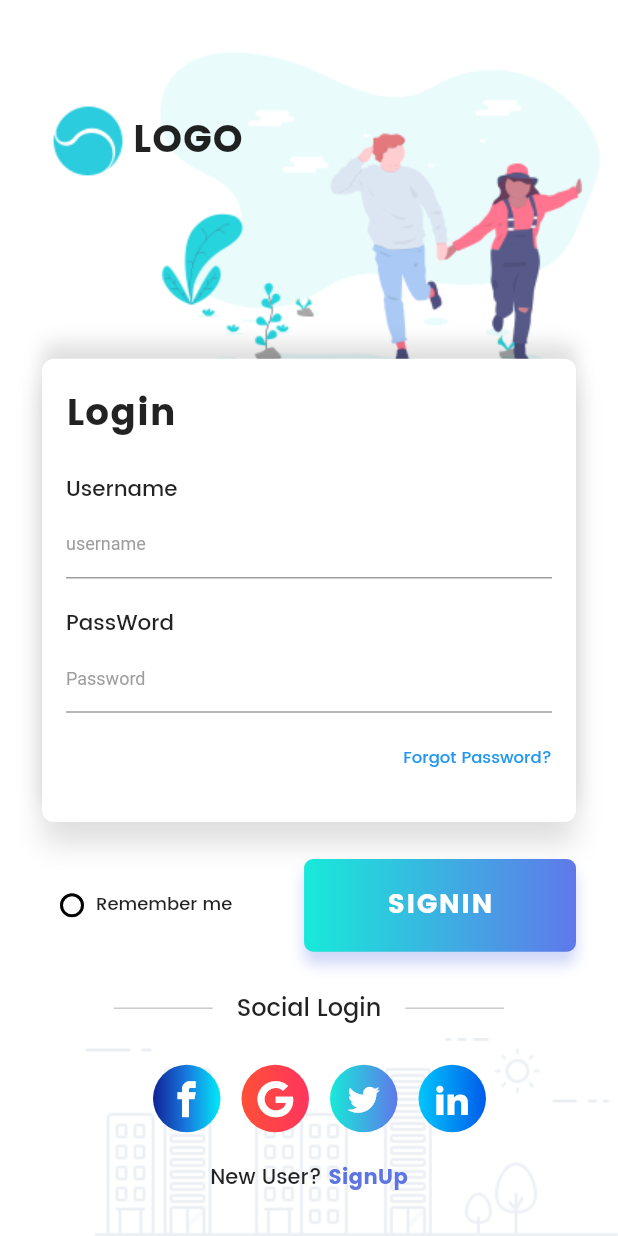
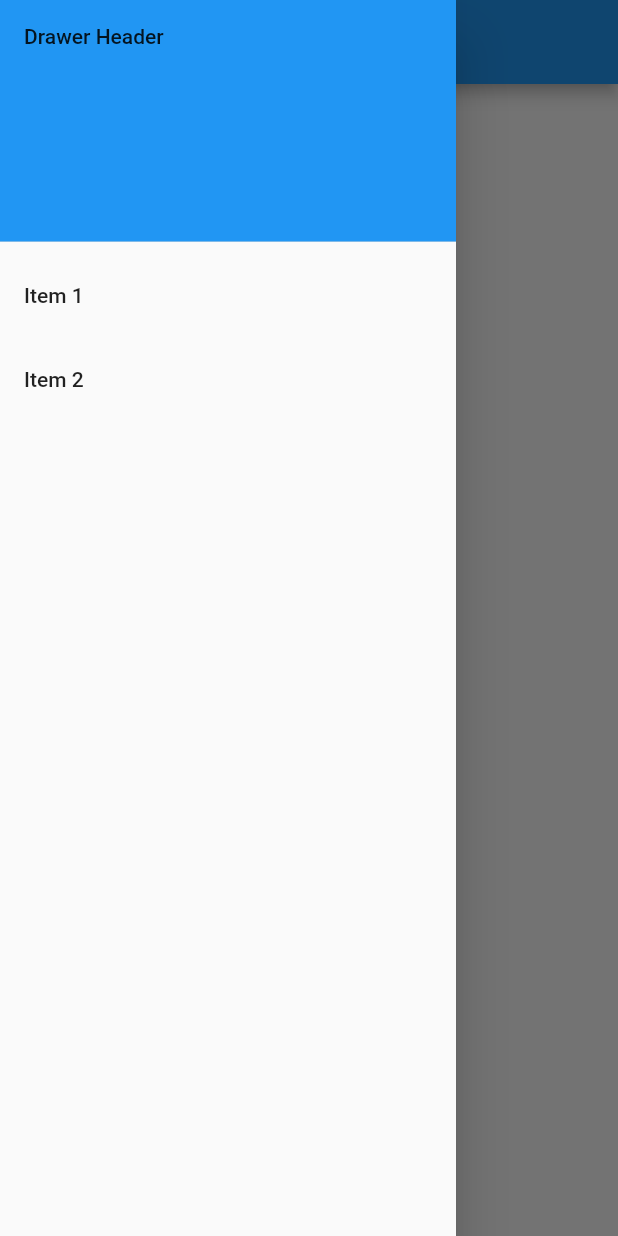
Before and after one commit to Adyletkhan1/chocotrips, a Flutter app: the screen it shows after launch, with the side drawer open (before the commit the screen has no drawer), on a phone screen of 412 x 824 dp. Run offline on Flutter 3.47's test engine with Material 2 defaults, Android fonts, the phone set to English and light mode, and no system bars; our stand-ins replace flutter_screenutil.

Commit message:
scaffold

```diff
--- /dev/null
+++ b/lib/Views/Main.dart
@@ -0,0 +1,50 @@
+import 'package:flutter/material.dart';
+
+class MyHomePage extends StatelessWidget {
+  final String title;
+
+  MyHomePage({Key key, this.title}) : super(key: key);
+
+  @override
+  Widget build(BuildContext context) {
+    return Scaffold(
+      appBar: AppBar(title: Text(title)),
+      body: Center(child: Text('My Page!')),
+      drawer: Drawer(
+        // Add a ListView to the drawer. This ensures the user can scroll
+        // through the options in the drawer if there isn't enough vertical
+        // space to fit everything.
+        child: ListView(
+          // Important: Remove any padding from the ListView.
+          padding: EdgeInsets.zero,
+          children: <Widget>[
+            DrawerHeader(
+              child: Text('Drawer Header'),
+              decoration: BoxDecoration(
+                color: Colors.blue,
+              ),
+            ),
+            ListTile(
+              title: Text('Item 1'),
+              onTap: () {
+                // Update the state of the app
+                // ...
+                // Then close the drawer
+                Navigator.pop(context);
+              },
+            ),
+            ListTile(
+              title: Text('Item 2'),
+              onTap: () {
+                // Update the state of the app
+                // ...
+                // Then close the drawer
+                Navigator.pop(context);
+              },
+            ),
+          ],
+        ),
+      ),
+    );
+  }
+}
--- a/lib/main.dart
+++ b/lib/main.dart
@@ -1,5 +1,6 @@
 import 'package:flutter/material.dart';
 import 'package:flutter_screenutil/flutter_screenutil.dart';
+import 'Views/Main.dart';
 import 'Widgets/FormCard.dart';
 import 'Widgets/SocialIcons.dart';
 import 'CustomIcons.dart';
@@ -51,186 +52,187 @@ class _MyAppState extends State<MyApp> {
 
   @override
   Widget build(BuildContext context) {
-    ScreenUtil.instance = ScreenUtil.getInstance()..init(context);
-    ScreenUtil.instance =
-        ScreenUtil(width: 750, height: 1334, allowFontScaling: true);
-    return new Scaffold(
-      backgroundColor: Colors.white,
-      resizeToAvoidBottomPadding: true,
-      body: Stack(
-        fit: StackFit.expand,
-        children: <Widget>[
-          Column(
-            crossAxisAlignment: CrossAxisAlignment.end,
-            children: <Widget>[
-              Padding(
-                padding: EdgeInsets.only(top: 20.0),
-                child: Image.asset("assets/image_01.png"),
-              ),
-              Expanded(
-                child: Container(),
-              ),
-              Image.asset("assets/image_02.png")
-            ],
-          ),
-          SingleChildScrollView(
-            child: Padding(
-              padding: EdgeInsets.only(left: 28.0, right: 28.0, top: 60.0),
-              child: Column(
-                children: <Widget>[
-                  Row(
-                    children: <Widget>[
-                      Image.asset(
-                        "assets/logo.png",
-                        width: ScreenUtil.getInstance().setWidth(110),
-                        height: ScreenUtil.getInstance().setHeight(110),
-                      ),
-                      Text("LOGO",
-                          style: TextStyle(
-                              fontFamily: "Poppins-Bold",
-                              fontSize: ScreenUtil.getInstance().setSp(46),
-                              letterSpacing: .6,
-                              fontWeight: FontWeight.bold))
-                    ],
-                  ),
-                  SizedBox(
-                    height: ScreenUtil.getInstance().setHeight(180),
-                  ),
-                  FormCard(),
-                  SizedBox(height: ScreenUtil.getInstance().setHeight(40)),
-                  Row(
-                    mainAxisAlignment: MainAxisAlignment.spaceBetween,
-                    children: <Widget>[
-                      Row(
-                        children: <Widget>[
-                          SizedBox(
-                            width: 12.0,
-                          ),
-                          GestureDetector(
-                            onTap: _radio,
-                            child: radioButton(_isSelected),
-                          ),
-                          SizedBox(
-                            width: 8.0,
-                          ),
-                          Text("Remember me",
-                              style: TextStyle(
-                                  fontSize: 12, fontFamily: "Poppins-Medium"))
-                        ],
-                      ),
-                      InkWell(
-                        child: Container(
-                          width: ScreenUtil.getInstance().setWidth(330),
-                          height: ScreenUtil.getInstance().setHeight(100),
-                          decoration: BoxDecoration(
-                              gradient: LinearGradient(colors: [
-                                Color(0xFF17ead9),
-                                Color(0xFF6078ea)
-                              ]),
-                              borderRadius: BorderRadius.circular(6.0),
-                              boxShadow: [
-                                BoxShadow(
-                                    color: Color(0xFF6078ea).withOpacity(.3),
-                                    offset: Offset(0.0, 8.0),
-                                    blurRadius: 8.0)
-                              ]),
-                          child: Material(
-                            color: Colors.transparent,
-                            child: InkWell(
-                              onTap: () {},
-                              child: Center(
-                                child: Text("SIGNIN",
-                                    style: TextStyle(
-                                        color: Colors.white,
-                                        fontFamily: "Poppins-Bold",
-                                        fontSize: 18,
-                                        letterSpacing: 1.0)),
-                              ),
-                            ),
-                          ),
-                        ),
-                      )
-                    ],
-                  ),
-                  SizedBox(
-                    height: ScreenUtil.getInstance().setHeight(40),
-                  ),
-                  Row(
-                    mainAxisAlignment: MainAxisAlignment.center,
-                    children: <Widget>[
-                      horizontalLine(),
-                      Text("Social Login",
-                          style: TextStyle(
-                              fontSize: 16.0, fontFamily: "Poppins-Medium")),
-                      horizontalLine()
-                    ],
-                  ),
-                  SizedBox(
-                    height: ScreenUtil.getInstance().setHeight(40),
-                  ),
-                  Row(
-                    mainAxisAlignment: MainAxisAlignment.center,
-                    children: <Widget>[
-                      SocialIcon(
-                        colors: [
-                          Color(0xFF102397),
-                          Color(0xFF187adf),
-                          Color(0xFF00eaf8),
-                        ],
-                        iconData: CustomIcons.facebook,
-                        onPressed: () {},
-                      ),
-                      SocialIcon(
-                        colors: [
-                          Color(0xFFff4f38),
-                          Color(0xFFff355d),
-                        ],
-                        iconData: CustomIcons.googlePlus,
-                        onPressed: () {},
-                      ),
-                      SocialIcon(
-                        colors: [
-                          Color(0xFF17ead9),
-                          Color(0xFF6078ea),
-                        ],
-                        iconData: CustomIcons.twitter,
-                        onPressed: () {},
-                      ),
-                      SocialIcon(
-                        colors: [
-                          Color(0xFF00c6fb),
-                          Color(0xFF005bea),
-                        ],
-                        iconData: CustomIcons.linkedin,
-                        onPressed: () {},
-                      )
-                    ],
-                  ),
-                  SizedBox(
-                    height: ScreenUtil.getInstance().setHeight(30),
-                  ),
-                  Row(
-                    mainAxisAlignment: MainAxisAlignment.center,
-                    children: <Widget>[
-                      Text(
-                        "New User? ",
-                        style: TextStyle(fontFamily: "Poppins-Medium"),
-                      ),
-                      InkWell(
-                        onTap: () {},
-                        child: Text("SignUp",
-                            style: TextStyle(
-                                color: Color(0xFF5d74e3),
-                                fontFamily: "Poppins-Bold")),
-                      )
-                    ],
-                  )
-                ],
-              ),
-            ),
-          )
-        ],
-      ),
-    );
+    return new MyHomePage(title: "ChocoTrips");
+//    ScreenUtil.instance = ScreenUtil.getInstance()..init(context);
+//    ScreenUtil.instance =
+//        ScreenUtil(width: 750, height: 1334, allowFontScaling: true);
+//    return new Scaffold(
+//      backgroundColor: Colors.white,
+//      resizeToAvoidBottomPadding: true,
+//      body: Stack(
+//        fit: StackFit.expand,
+//        children: <Widget>[
+//          Column(
+//            crossAxisAlignment: CrossAxisAlignment.end,
+//            children: <Widget>[
+//              Padding(
+//                padding: EdgeInsets.only(top: 20.0),
+//                child: Image.asset("assets/image_01.png"),
+//              ),
+//              Expanded(
+//                child: Container(),
+//              ),
+//              Image.asset("assets/image_02.png")
+//            ],
+//          ),
+//          SingleChildScrollView(
+//            child: Padding(
+//              padding: EdgeInsets.only(left: 28.0, right: 28.0, top: 60.0),
+//              child: Column(
+//                children: <Widget>[
+//                  Row(
+//                    children: <Widget>[
+//                      Image.asset(
+//                        "assets/logo.png",
+//                        width: ScreenUtil.getInstance().setWidth(110),
+//                        height: ScreenUtil.getInstance().setHeight(110),
+//                      ),
+//                      Text("LOGO",
+//                          style: TextStyle(
+//                              fontFamily: "Poppins-Bold",
+//                              fontSize: ScreenUtil.getInstance().setSp(46),
+//                              letterSpacing: .6,
+//                              fontWeight: FontWeight.bold))
+//                    ],
+//                  ),
+//                  SizedBox(
+//                    height: ScreenUtil.getInstance().setHeight(180),
+//                  ),
+//                  FormCard(),
+//                  SizedBox(height: ScreenUtil.getInstance().setHeight(40)),
+//                  Row(
+//                    mainAxisAlignment: MainAxisAlignment.spaceBetween,
+//                    children: <Widget>[
+//                      Row(
+//                        children: <Widget>[
+//                          SizedBox(
+//                            width: 12.0,
+//                          ),
+//                          GestureDetector(
+//                            onTap: _radio,
+//                            child: radioButton(_isSelected),
+//                          ),
+//                          SizedBox(
+//                            width: 8.0,
+//                          ),
+//                          Text("Remember me",
+//                              style: TextStyle(
+//                                  fontSize: 12, fontFamily: "Poppins-Medium"))
+//                        ],
+//                      ),
+//                      InkWell(
+//                        child: Container(
+//                          width: ScreenUtil.getInstance().setWidth(330),
+//                          height: ScreenUtil.getInstance().setHeight(100),
+//                          decoration: BoxDecoration(
+//                              gradient: LinearGradient(colors: [
+//                                Color(0xFF17ead9),
+//                                Color(0xFF6078ea)
+//                              ]),
+//                              borderRadius: BorderRadius.circular(6.0),
+//                              boxShadow: [
+//                                BoxShadow(
+//                                    color: Color(0xFF6078ea).withOpacity(.3),
+//                                    offset: Offset(0.0, 8.0),
+//                                    blurRadius: 8.0)
+//                              ]),
+//                          child: Material(
+//                            color: Colors.transparent,
+//                            child: InkWell(
+//                              onTap: () {},
+//                              child: Center(
+//                                child: Text("SIGNIN",
+//                                    style: TextStyle(
+//                                        color: Colors.white,
+//                                        fontFamily: "Poppins-Bold",
+//                                        fontSize: 18,
+//                                        letterSpacing: 1.0)),
+//                              ),
+//                            ),
+//                          ),
+//                        ),
+//                      )
+//                    ],
+//                  ),
+//                  SizedBox(
+//                    height: ScreenUtil.getInstance().setHeight(40),
+//                  ),
+//                  Row(
+//                    mainAxisAlignment: MainAxisAlignment.center,
+//                    children: <Widget>[
+//                      horizontalLine(),
+//                      Text("Social Login",
+//                          style: TextStyle(
+//                              fontSize: 16.0, fontFamily: "Poppins-Medium")),
+//                      horizontalLine()
+//                    ],
+//                  ),
+//                  SizedBox(
+//                    height: ScreenUtil.getInstance().setHeight(40),
+//                  ),
+//                  Row(
+//                    mainAxisAlignment: MainAxisAlignment.center,
+//                    children: <Widget>[
+//                      SocialIcon(
+//                        colors: [
+//                          Color(0xFF102397),
+//                          Color(0xFF187adf),
+//                          Color(0xFF00eaf8),
+//                        ],
+//                        iconData: CustomIcons.facebook,
+//                        onPressed: () {},
+//                      ),
+//                      SocialIcon(
+//                        colors: [
+//                          Color(0xFFff4f38),
+//                          Color(0xFFff355d),
+//                        ],
+//                        iconData: CustomIcons.googlePlus,
+//                        onPressed: () {},
+//                      ),
+//                      SocialIcon(
+//                        colors: [
+//                          Color(0xFF17ead9),
+//                          Color(0xFF6078ea),
+//                        ],
+//                        iconData: CustomIcons.twitter,
+//                        onPressed: () {},
+//                      ),
+//                      SocialIcon(
+//                        colors: [
+//                          Color(0xFF00c6fb),
+//                          Color(0xFF005bea),
+//                        ],
+//                        iconData: CustomIcons.linkedin,
+//                        onPressed: () {},
+//                      )
+//                    ],
+//                  ),
+//                  SizedBox(
+//                    height: ScreenUtil.getInstance().setHeight(30),
+//                  ),
+//                  Row(
+//                    mainAxisAlignment: MainAxisAlignment.center,
+//                    children: <Widget>[
+//                      Text(
+//                        "New User? ",
+//                        style: TextStyle(fontFamily: "Poppins-Medium"),
+//                      ),
+//                      InkWell(
+//                        onTap: () {},
+//                        child: Text("SignUp",
+//                            style: TextStyle(
+//                                color: Color(0xFF5d74e3),
+//                                fontFamily: "Poppins-Bold")),
+//                      )
+//                    ],
+//                  )
+//                ],
+//              ),
+//            ),
+//          )
+//        ],
+//      ),
+//    );
   }
 }
```
